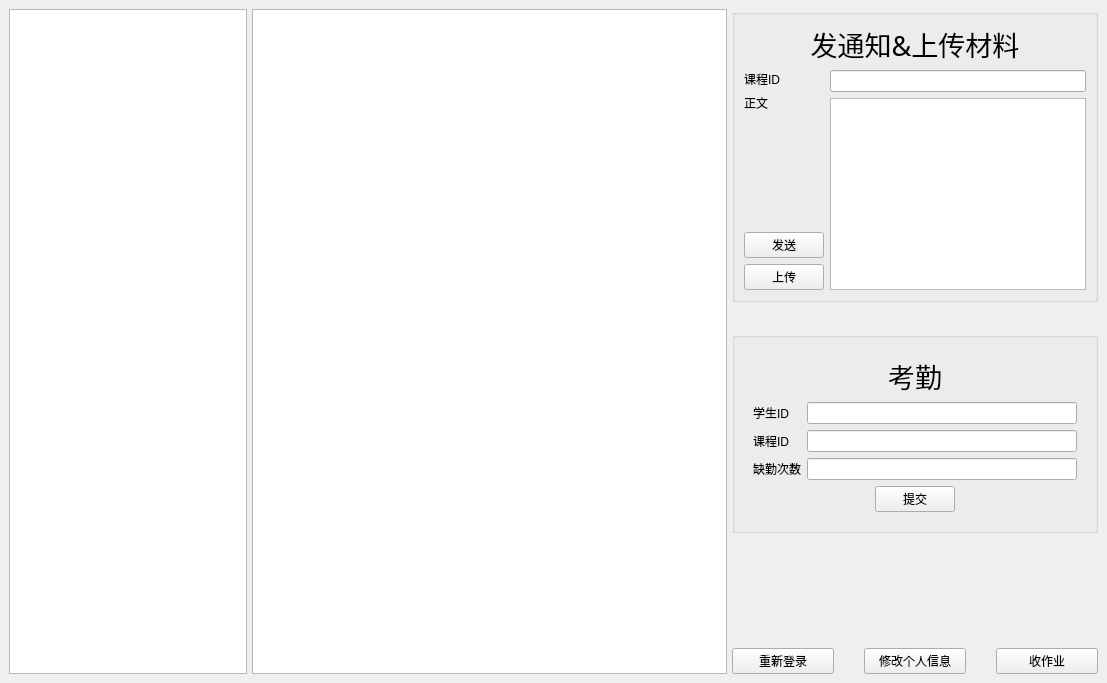
The window that Jobs-of-SoftwareEngineer/Scut/teacher.ui (CSLP/CPP) describes before a commit, drawn with Qt 5.
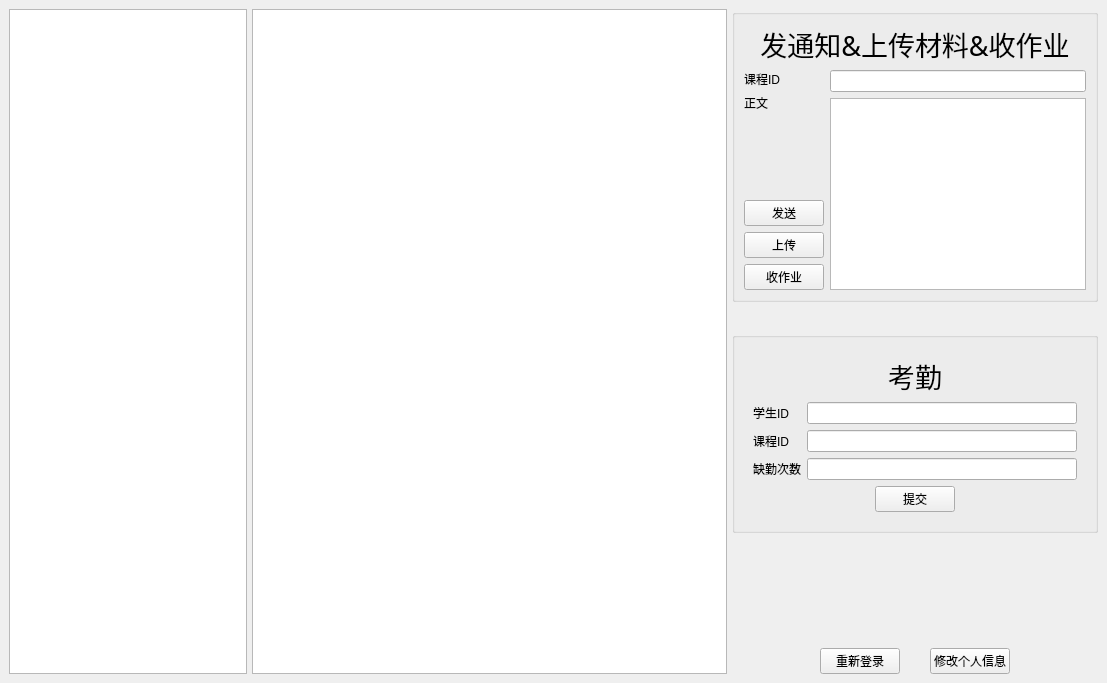
The same window after the commit.

```diff
--- a/Jobs-of-SoftwareEngineer/Scut/teacher.ui
+++ b/Jobs-of-SoftwareEngineer/Scut/teacher.ui
@@ -48,7 +48,7 @@
                 </font>
                </property>
                <property name="text">
-                <string>发通知&amp;上传材料</string>
+                <string>发通知&amp;上传材料&amp;收作业</string>
                </property>
                <property name="alignment">
                 <set>Qt::AlignCenter</set>
@@ -103,6 +103,13 @@
                    </property>
                   </widget>
                  </item>
+                 <item>
+                  <widget class="QPushButton" name="pushButton_6">
+                   <property name="text">
+                    <string>收作业</string>
+                   </property>
+                  </widget>
+                 </item>
                 </layout>
                </item>
                <item>
@@ -256,6 +263,19 @@
         </item>
         <item>
          <layout class="QHBoxLayout" name="horizontalLayout_7">
+          <item>
+           <spacer name="horizontalSpacer_3">
+            <property name="orientation">
+             <enum>Qt::Horizontal</enum>
+            </property>
+            <property name="sizeHint" stdset="0">
+             <size>
+              <width>40</width>
+              <height>20</height>
+             </size>
+            </property>
+           </spacer>
+          </item>
           <item>
            <widget class="QPushButton" name="pushButton_3">
             <property name="text">
@@ -271,11 +291,17 @@
            </widget>
           </item>
           <item>
-           <widget class="QPushButton" name="pushButton_6">
-            <property name="text">
-             <string>收作业</string>
+           <spacer name="horizontalSpacer_4">
+            <property name="orientation">
+             <enum>Qt::Horizontal</enum>
             </property>
-           </widget>
+            <property name="sizeHint" stdset="0">
+             <size>
+              <width>40</width>
+              <height>20</height>
+             </size>
+            </property>
+           </spacer>
           </item>
          </layout>
         </item>
```
